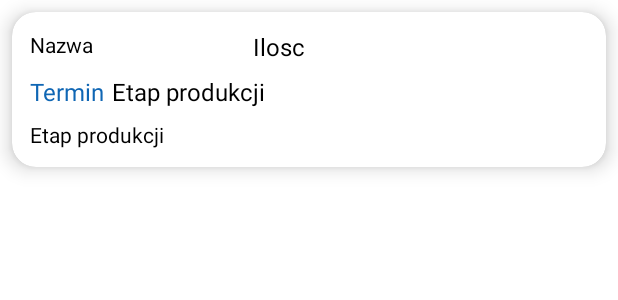
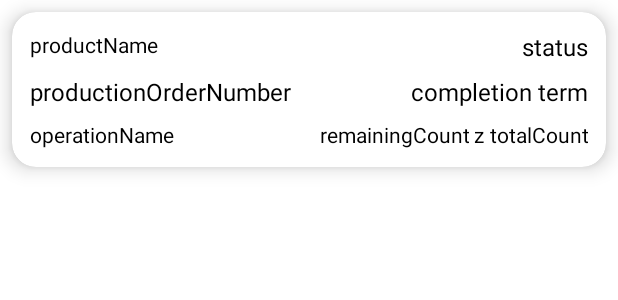
Before and after one commit to Tobiasz123098/ScannerMobileApp, an Android app: the layout recyclerview_row.xml on its own in the app's theme, with its tools: preview values and no code run, on a phone screen of 412 x 824 dp. Shown: the top 300 px of the screen. Run offline under Robolectric (Android 15) with nearby library versions, the phone set to English and light mode, and no system bars; network calls fail.

Commit message:
adjustment of recyclerview - dev_next

```diff
--- a/app/src/main/java/com/example/scannerqrapplication/OrderListActivity.java
+++ b/app/src/main/java/com/example/scannerqrapplication/OrderListActivity.java
@@ -65,7 +65,7 @@ public class OrderListActivity extends AppCompatActivity {
                     JSONArray array=jsonObject.getJSONArray("content");
                     for (int i=0; i<array.length(); i++){
                         JSONObject object = array.getJSONObject(i);
-                        OrdersData ordersData = new OrdersData(object.getString("operationName"),object.getString("productName"), object.getString("productionOrderNumber"), object.getString("completionTerm"));
+                        OrdersData ordersData = new OrdersData(object.getString("operationName"),object.getString("productName"), object.getString("productionOrderNumber"), object.getString("completionTerm"), object.getString("remainingCount"), object.getString("totalCount"), object.getString("status"));
                         jsonArrayList.add(ordersData);
                     }
                     recyclerView.setAdapter(orderListAdapter);
--- a/app/src/main/res/layout/recyclerview_row.xml
+++ b/app/src/main/res/layout/recyclerview_row.xml
@@ -1,6 +1,5 @@
 <?xml version="1.0" encoding="utf-8"?>
-<androidx.cardview.widget.CardView
-    xmlns:android="http://schemas.android.com/apk/res/android"
+<androidx.cardview.widget.CardView xmlns:android="http://schemas.android.com/apk/res/android"
     xmlns:app="http://schemas.android.com/apk/res-auto"
     android:layout_width="match_parent"
     android:layout_height="wrap_content"
@@ -26,32 +25,36 @@
 
             <TextView
                 android:id="@+id/productNameTextView"
-                android:layout_width="133dp"
+                android:layout_width="wrap_content"
                 android:layout_height="wrap_content"
                 android:maxLines="1"
-                android:text="Nazwa"
-                android:textColor="@color/black"
+                android:text="productName"
+                android:textAlignment="viewStart"
                 app:autoSizeMaxTextSize="16sp"
                 app:autoSizeMinTextSize="12sp"
                 app:autoSizeStepGranularity="2sp"
+                android:textColor="@color/black"
                 app:autoSizeTextType="uniform"
-                android:gravity="center_vertical"
                 app:layout_constraintBottom_toBottomOf="parent"
                 app:layout_constraintStart_toStartOf="parent"
                 app:layout_constraintTop_toTopOf="parent" />
 
             <TextView
-                android:id="@+id/operationNameTextView"
+                android:id="@+id/statusTextView"
                 android:layout_width="wrap_content"
                 android:layout_height="wrap_content"
-                android:layout_marginStart="15dp"
+                android:layout_alignParentEnd="true"
+                android:layout_marginStart="0dp"
+                android:textColor="@color/black"
+                android:layout_marginEnd="0dp"
                 android:layout_toEndOf="@+id/productNameTextView"
-                android:text="Ilosc"
-                android:textColor="@color/black"
+                android:text="status"
+                android:textAlignment="viewEnd"
                 android:textSize="16dp"
                 app:layout_constraintBottom_toBottomOf="@+id/productNameTextView"
                 app:layout_constraintStart_toEndOf="@id/productNameTextView"
                 app:layout_constraintTop_toTopOf="@+id/productNameTextView" />
+
 
         </RelativeLayout>
 
@@ -61,22 +64,35 @@
             android:layout_marginTop="8dp"
             android:orientation="horizontal">
 
-            <TextView
-                android:id="@+id/terminPlainText"
+            <RelativeLayout
                 android:layout_width="wrap_content"
                 android:layout_height="wrap_content"
-                android:text="Termin"
-                android:textColor="#0F66B4"
+                android:layout_marginHorizontal="0dp"
+                android:orientation="horizontal">
+
+                <TextView
+                    android:id="@+id/productionOrderNumberTextView"
+                    android:layout_width="wrap_content"
+                    android:layout_height="wrap_content"
+                    android:textColor="@color/black"
+                    android:text="productionOrderNumber"
+                    android:textAlignment="viewStart"
                     android:textSize="16dp" />
 
                 <TextView
                     android:id="@+id/completionTerm"
                     android:layout_width="wrap_content"
                     android:layout_height="wrap_content"
-                android:layout_marginStart="5dp"
-                android:text="Etap produkcji"
+                    android:layout_alignParentEnd="true"
+                    android:layout_marginStart="0dp"
                     android:textColor="@color/black"
+                    android:layout_marginEnd="0dp"
+                    android:layout_toEndOf="@+id/productionOrderNumberTextView"
+                    android:text="completion term"
+                    android:textAlignment="viewEnd"
                     android:textSize="16dp" />
+
+            </RelativeLayout>
 
         </LinearLayout>
 
@@ -86,16 +102,69 @@
             android:layout_marginTop="8dp"
             android:orientation="horizontal">
 
-            <TextView
-                android:id="@+id/productionOrderNumberTextView"
+            <RelativeLayout
                 android:layout_width="wrap_content"
                 android:layout_height="wrap_content"
-                android:text="Etap produkcji"
+                android:layout_marginHorizontal="0dp"
+                android:orientation="horizontal">
+
+            <TextView
+                android:id="@+id/operationNameTextView"
+                android:layout_width="wrap_content"
+                android:layout_height="wrap_content"
+                android:text="operationName"
+                android:textAlignment="viewStart"
                 android:textColor="@color/black"
                 app:autoSizeMaxTextSize="160sp"
                 app:autoSizeMinTextSize="6sp"
                 app:autoSizeStepGranularity="2sp"
                 app:autoSizeTextType="uniform" />
+
+                <TextView
+                    android:id="@+id/remainingCountTextView"
+                    android:layout_width="wrap_content"
+                    android:layout_height="wrap_content"
+                    android:layout_marginStart="0dp"
+                    android:layout_marginEnd="0dp"
+                    android:layout_toStartOf="@+id/zWordTextView"
+                    android:layout_toEndOf="@+id/operationNameTextView"
+                    android:text="remainingCount"
+                    android:textAlignment="viewEnd"
+                    android:textColor="@color/black"
+                    app:autoSizeMaxTextSize="160sp"
+                    app:autoSizeMinTextSize="6sp"
+                    app:autoSizeStepGranularity="2sp"
+                    app:autoSizeTextType="uniform" />
+
+                <TextView
+                    android:id="@+id/zWordTextView"
+                    android:layout_width="wrap_content"
+                    android:layout_height="wrap_content"
+                    android:layout_marginEnd="0dp"
+                    android:layout_toStartOf="@+id/totalCountTextView"
+                    android:text=" z "
+                    android:textAlignment="viewEnd"
+                    android:textColor="@color/black"
+                    app:autoSizeMaxTextSize="160sp"
+                    app:autoSizeMinTextSize="6sp"
+                    app:autoSizeStepGranularity="2sp"
+                    app:autoSizeTextType="uniform" />
+
+                <TextView
+                    android:id="@+id/totalCountTextView"
+                    android:layout_width="wrap_content"
+                    android:layout_height="wrap_content"
+                    android:layout_alignParentEnd="true"
+                    android:layout_marginEnd="0dp"
+                    android:text="totalCount"
+                    android:textAlignment="viewEnd"
+                    android:textColor="@color/black"
+                    app:autoSizeMaxTextSize="160sp"
+                    app:autoSizeMinTextSize="6sp"
+                    app:autoSizeStepGranularity="2sp"
+                    app:autoSizeTextType="uniform" />
+
+            </RelativeLayout>
 
         </LinearLayout>
 
```
Also changed, not shown: app/src/main/java/com/example/scannerqrapplication/OrderListAdapter.java (+15 -8 lines), app/src/main/java/com/example/scannerqrapplication/OrdersData.java (+19 -1 lines). Lines whose indentation alone changed are shown as unchanged.
